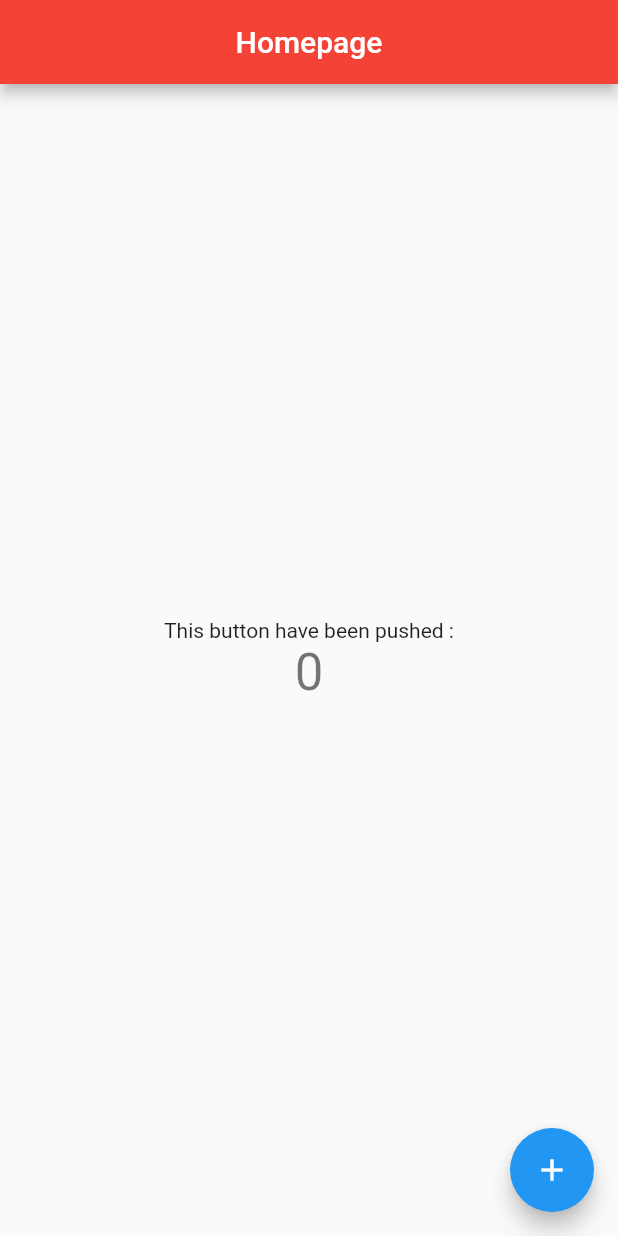
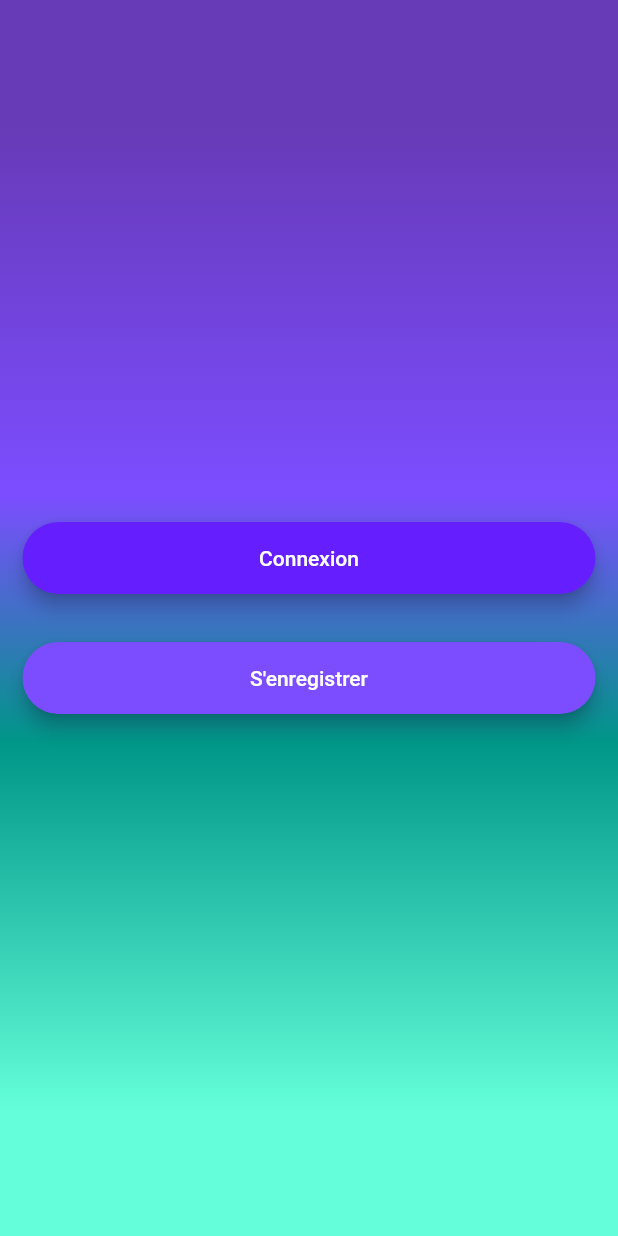
Before and after one commit to Cyril-lamirand/flutter_a5, a Flutter app: the screen it shows after launch, on a phone screen of 412 x 824 dp. Run offline on Flutter 3.47's test engine with Material 2 defaults, Android fonts, the phone set to English and light mode, and no system bars; our stand-ins replace firebase_core; accounts and stored records are empty.

Commit message:
[ADD] Firebase & Screens
- Firebase setup
- Welcome Screen
- Register & Login Screen
- Home & Profile Screen
- try => Themes (need to be fix)

```diff
--- /dev/null
+++ b/lib/client/screens/welcome.dart
@@ -0,0 +1,57 @@
+import 'package:flutter/material.dart';
+
+import '../widgets/roundedButton.dart';
+
+class Welcome extends StatefulWidget {
+  @override
+  _WelcomeState createState() => _WelcomeState();
+}
+
+class _WelcomeState extends State<Welcome> {
+  @override
+  Widget build(BuildContext context) {
+    return Container(
+      height: 750,
+      decoration: const BoxDecoration(
+        gradient: LinearGradient(
+          begin: Alignment.topCenter,
+          end: Alignment.bottomCenter,
+          stops: [0.1, 0.4, 0.6, 0.9],
+          colors: [
+            Colors.deepPurple,
+            Colors.deepPurpleAccent,
+            Colors.teal,
+            Colors.tealAccent,
+          ],
+        )
+      ),
+      child: Scaffold(
+          backgroundColor: Colors.transparent,
+          body: Padding(
+            padding: EdgeInsets.symmetric(horizontal: 15.0),
+            child: Column(
+              mainAxisAlignment: MainAxisAlignment.center,
+              crossAxisAlignment: CrossAxisAlignment.stretch,
+              children: <Widget>[
+                RoundedButton(
+                  colour: Colors.deepPurpleAccent.shade400,
+                  title: 'Connexion',
+                  onPressed: () => {
+                    Navigator.pushNamed(context, 'login_screen')
+                  },
+                ),
+                RoundedButton(
+                    colour: Colors.deepPurpleAccent.shade200,
+                    title: 'S\'enregistrer',
+                    onPressed: () => {
+                      Navigator.pushNamed(context, 'registration_screen')
+                      //Navigator.of(context).popUntil(ModalRoute.withName("registration_screen"));
+                    }
+                ),
+              ]
+            ),
+          )
+      ),
+    );
+  }
+}
--- /dev/null
+++ b/lib/client/widgets/roundedButton.dart
@@ -0,0 +1,34 @@
+import 'package:flutter/material.dart';
+
+class RoundedButton extends StatelessWidget {
+  RoundedButton(
+    {required this.colour, required this.title, required this.onPressed}
+  );
+  final Color colour;
+  final String title;
+  final Function onPressed;
+
+  @override
+  Widget build(BuildContext context) {
+    return Padding(
+      padding: const EdgeInsets.symmetric(vertical: 16.0),
+      child: Material(
+        elevation: 5.0,
+        color: colour,
+        borderRadius: BorderRadius.circular(30.0),
+        child: MaterialButton(
+          onPressed: () => {
+            onPressed()
+          },
+          //Go to login screen.
+          minWidth: 200.0,
+          height: 42.0,
+          child: Text(
+            title,
+            style: const TextStyle(color: Colors.white),
+          ),
+        ),
+      ),
+    );
+  }
+}
--- a/lib/main.dart
+++ b/lib/main.dart
@@ -1,119 +1,43 @@
+// Dart default
+import 'package:flutter/gestures.dart';
 import 'package:flutter/material.dart';
+// Firebase
+import 'package:firebase_core/firebase_core.dart';
+import 'firebase_options.dart';
+// Screens
+import 'package:a5_app/client/screens/welcome.dart';
+import 'package:a5_app/client/screens/register.dart';
+import 'package:a5_app/client/screens/login.dart';
+import 'package:a5_app/client/screens/home.dart';
+import 'package:a5_app/client/screens/profile.dart';
 
-void main() {
+void main() async {
+  WidgetsFlutterBinding.ensureInitialized();
+  await Firebase.initializeApp(
+    options: DefaultFirebaseOptions.currentPlatform,
+  );
   runApp(const MyApp());
 }
 
 class MyApp extends StatelessWidget {
   const MyApp({super.key});
-
   // This widget is the root of your application.
   @override
   Widget build(BuildContext context) {
     return MaterialApp(
-      title: 'Flutter Demo',
+      title: 'A5 Flutter app',
       theme: ThemeData(
-        // This is the theme of your application.
-        //
-        // Try running your application with "flutter run". You'll see the
-        // application has a blue toolbar. Then, without quitting the app, try
-        // changing the primarySwatch below to Colors.green and then invoke
-        // "hot reload" (press "r" in the console where you ran "flutter run",
-        // or simply save your changes to "hot reload" in a Flutter IDE).
-        // Notice that the counter didn't reset back to zero; the application
-        // is not restarted.
         primarySwatch: Colors.blue,
       ),
-      home: const MyHomePage(title: 'Homepage'),
+      debugShowCheckedModeBanner: false,
+      routes: <String, WidgetBuilder> {
+        'welcome_screen': (context) => Welcome(),
+        'registration_screen': (context) => Register(),
+        'login_screen': (context) => Login(),
+        'profil_screen': (context) => Profile(),
+        'home_screen': (context) => Home()
+      },
+      initialRoute: 'welcome_screen',
     );
   }
 }
-
-class MyHomePage extends StatefulWidget {
-  const MyHomePage({super.key, required this.title});
-
-  // This widget is the home page of your application. It is stateful, meaning
-  // that it has a State object (defined below) that contains fields that affect
-  // how it looks.
-
-  // This class is the configuration for the state. It holds the values (in this
-  // case the title) provided by the parent (in this case the App widget) and
-  // used by the build method of the State. Fields in a Widget subclass are
-  // always marked "final".
-
-  final String title;
-
-  @override
-  State<MyHomePage> createState() => _MyHomePageState();
-}
-
-class _MyHomePageState extends State<MyHomePage> {
-  int _counter = 0;
-
-  void _incrementCounter() {
-    setState(() {
-      // This call to setState tells the Flutter framework that something has
-      // changed in this State, which causes it to rerun the build method below
-      // so that the display can reflect the updated values. If we changed
-      // _counter without calling setState(), then the build method would not be
-      // called again, and so nothing would appear to happen.
-      _counter++;
-    });
-  }
-
-  @override
-  Widget build(BuildContext context) {
-    // This method is rerun every time setState is called, for instance as done
-    // by the _incrementCounter method above.
-    //
-    // The Flutter framework has been optimized to make rerunning build methods
-    // fast, so that you can just rebuild anything that needs updating rather
-    // than having to individually change instances of widgets.
-    return Scaffold(
-      appBar: AppBar(
-        // Here we take the value from the MyHomePage object that was created by
-        // the App.build method, and use it to set our appbar title.
-        title: Text(widget.title),
-        centerTitle: true,
-        backgroundColor: Colors.red,
-      ),
-      body: Center(
-        // Center is a layout widget. It takes a single child and positions it
-        // in the middle of the parent.
-
-
-        child: Column(
-          // Column is also a layout widget. It takes a list of children and
-          // arranges them vertically. By default, it sizes itself to fit its
-          // children horizontally, and tries to be as tall as its parent.
-          //
-          // Invoke "debug painting" (press "p" in the console, choose the
-          // "Toggle Debug Paint" action from the Flutter Inspector in Android
-          // Studio, or the "Toggle Debug Paint" command in Visual Studio Code)
-          // to see the wireframe for each widget.
-          //
-          // Column has various properties to control how it sizes itself and
-          // how it positions its children. Here we use mainAxisAlignment to
-          // center the children vertically; the main axis here is the vertical
-          // axis because Columns are vertical (the cross axis would be
-          // horizontal).
-          mainAxisAlignment: MainAxisAlignment.center,
-          children: <Widget>[
-            const Text(
-              'This button have been pushed :',
-            ),
-            Text(
-              '$_counter',
-              style: Theme.of(context).textTheme.headlineMedium,
-            ),
-          ],
-        ),
-      ),
-      floatingActionButton: FloatingActionButton(
-        onPressed: _incrementCounter,
-        tooltip: 'Increment',
-        child: const Icon(Icons.add),
-      ), // This trailing comma makes auto-formatting nicer for build methods.
-    );
-  }
-}
--- a/pubspec.yaml
+++ b/pubspec.yaml
@@ -35,6 +35,8 @@ dependencies:
   # The following adds the Cupertino Icons font to your application.
   # Use with the CupertinoIcons class for iOS style icons.
   cupertino_icons: ^1.0.2
+  firebase_core: ^2.5.0
+  firebase_auth: ^4.2.6
 
 dev_dependencies:
   flutter_test:
```
Also changed, not shown: lib/administration/screens/statistics.dart (added, +10 -0 lines), lib/administration/screens/users.dart (added, +10 -0 lines), lib/client/screens/home.dart (added, +15 -0 lines), lib/client/screens/login.dart (added, +17 -0 lines), lib/client/screens/profile.dart (added, +83 -0 lines), lib/client/screens/register.dart (added, +17 -0 lines), lib/client/widgets/appBarWidget.dart (added, +25 -0 lines), lib/client/widgets/bottomBar.dart (added, +36 -0 lines), lib/themes/appTheme.dart (added, +45 -0 lines), lib/administration/main-administration.dart (added), lib/client/router/routing.dart (added), lib/firebase_options.dart (added), pubspec.lock, 18 other files.
